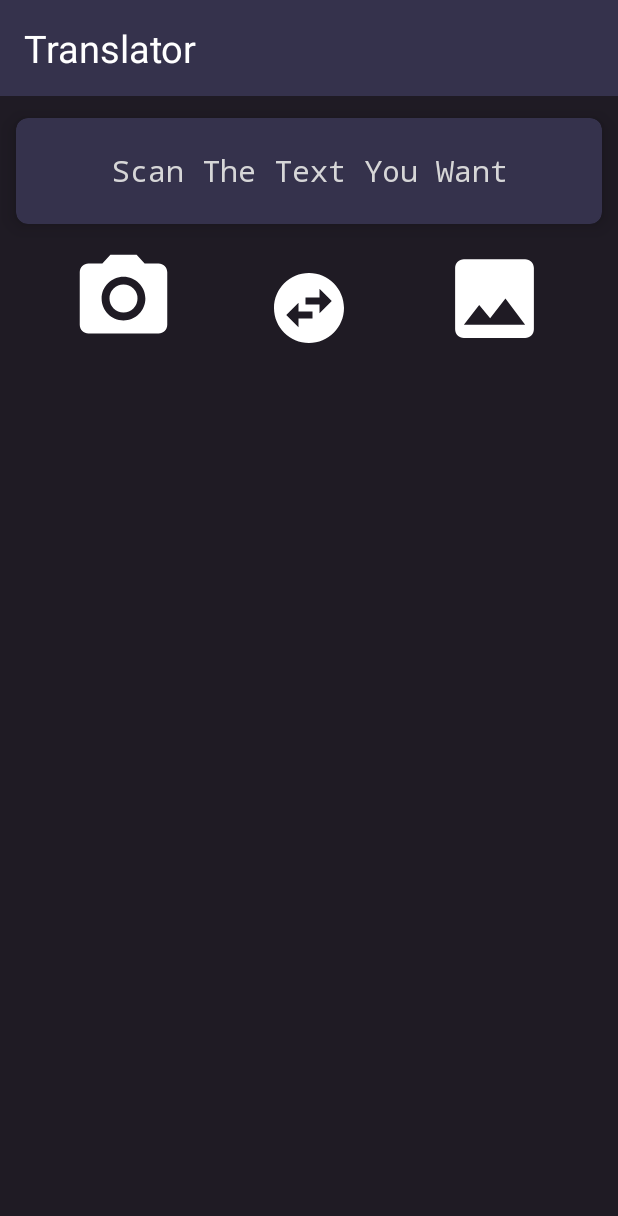
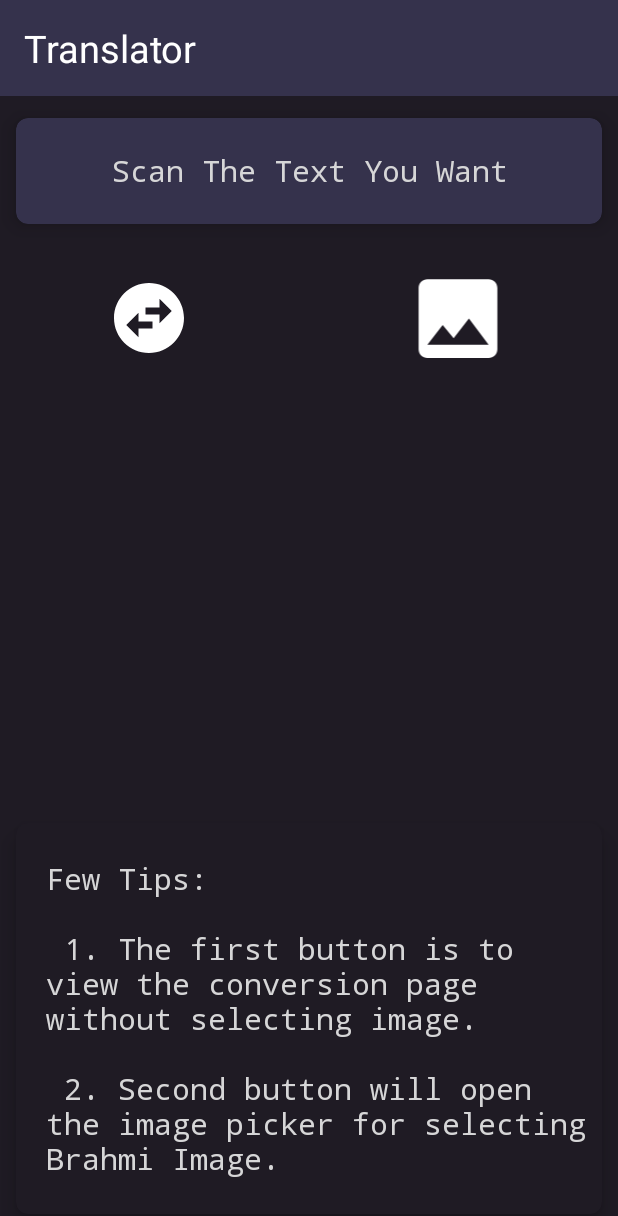
Before and after one commit to Adity-a/Brahmi_Recognition, an Android app: the screen it shows after launch (ScannerActivity), on a phone screen of 412 x 824 dp. Shown: the top 1216 px of the screen. Run offline under Robolectric (Android 15) with nearby library versions, the phone set to English and light mode, and no system bars; libraries missing offline, so code that uses them is left out: com.github.ybq.android, com.googlecode.tesseract, org.opencv.android, org.opencv.core, org.opencv.imgproc; Roboto replaces fonts that are not available here; 4 statements that could not run were skipped.

Commit message:
Camera Hidden

```diff
--- a/app/src/main/res/layout/activity_scanner.xml
+++ b/app/src/main/res/layout/activity_scanner.xml
@@ -22,7 +22,7 @@
         app:cardUseCompatPadding="true">
 
             <TextView
-                android:paddingLeft="1dp"
+                android:paddingStart="1dp"
                 android:layout_width="wrap_content"
                 android:layout_height="wrap_content"
                 android:text="@string/scan_the_text_you_want"
@@ -43,12 +43,14 @@
             android:layout_width="wrap_content"
             android:layout_height="wrap_content"
             android:layout_weight="1"
+            android:visibility="gone"
             android:src="@drawable/camera" />
 
         <ImageView
             android:id="@+id/page_btn"
             android:layout_width="wrap_content"
             android:layout_height="wrap_content"
+            android:layout_weight="1"
             android:src="@drawable/ic_swap1"
             android:layout_gravity="center|end"
             android:padding="13dp" />
@@ -58,6 +60,7 @@
             android:layout_width="wrap_content"
             android:layout_height="wrap_content"
             android:layout_weight="1"
+            android:padding="13dp"
             android:src="@drawable/gallery" />
     </LinearLayout>
 
@@ -65,10 +68,36 @@
         android:layout_marginTop="40dp"
         android:id="@+id/extract"
         android:padding="30dp"
+        android:layout_weight="1"
         android:layout_width="match_parent"
-        android:layout_height="wrap_content"
+        android:layout_height="0dp"
         android:layout_gravity="center"
         android:scaleType="fitCenter"
         android:adjustViewBounds="true"/>
 
+    <androidx.cardview.widget.CardView
+        android:id="@+id/card_2"
+        android:layout_width="match_parent"
+        android:layout_height="wrap_content"
+        android:minHeight="100dp"
+        android:layout_gravity="bottom"
+        app:cardBackgroundColor="#1F1B24"
+        app:cardCornerRadius="8dp"
+        app:cardElevation="8dp"
+        app:cardUseCompatPadding="true">
+
+        <TextView
+            android:paddingStart="20dp"
+            android:paddingEnd="0dp"
+            android:layout_width="wrap_content"
+            android:layout_height="wrap_content"
+            android:text="@string/guide"
+            android:textColor="@color/colorWhite"
+            android:textSize="20sp"
+            android:layout_gravity="center"
+            android:fontFamily="monospace"/>
+
+
+    </androidx.cardview.widget.CardView>
+
 </LinearLayout>
--- a/app/src/main/res/values/strings.xml
+++ b/app/src/main/res/values/strings.xml
@@ -9,5 +9,10 @@
     <string name="write_here_to_convert">Write Here To Convert . . . .</string>
     <string name="convert">CONVERT</string>
     <string name="scan_the_text_you_want">Scan The Text You Want</string>
+    <string name="guide">\nFew Tips:\n\n
+        1. The first button is to view the conversion page without selecting image.\n\n
+        2. Second button will open the image picker for selecting Brahmi Image.\n
+    </string>
+
 
 </resources>
```
Also changed, not shown: 11 other files.
